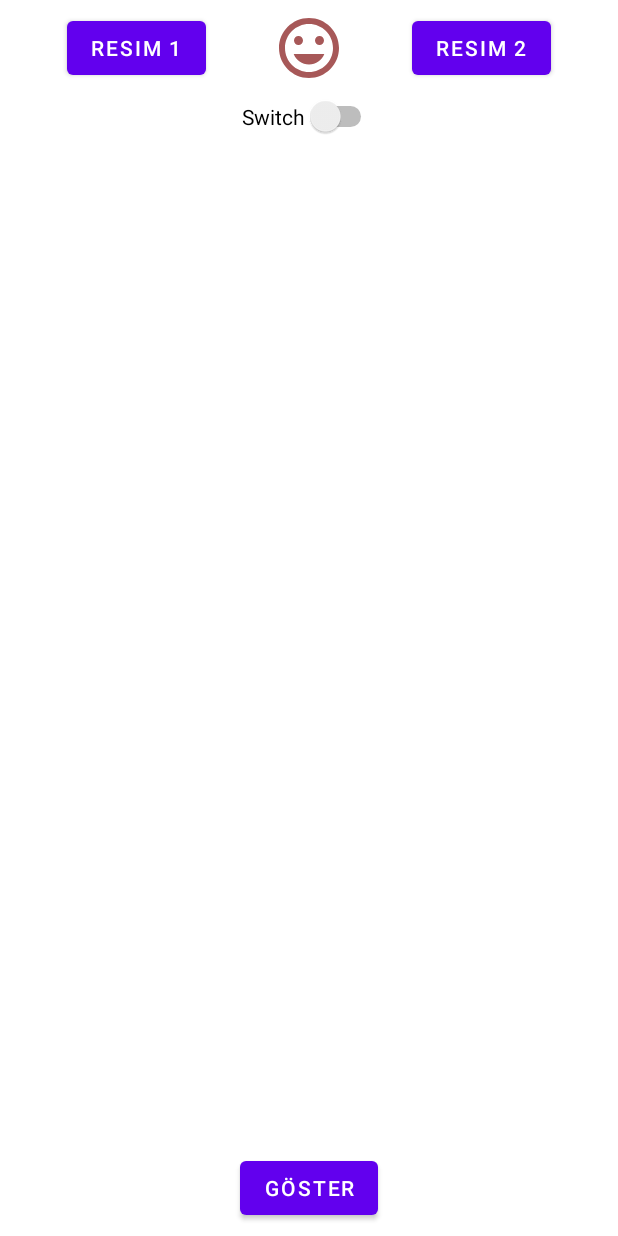
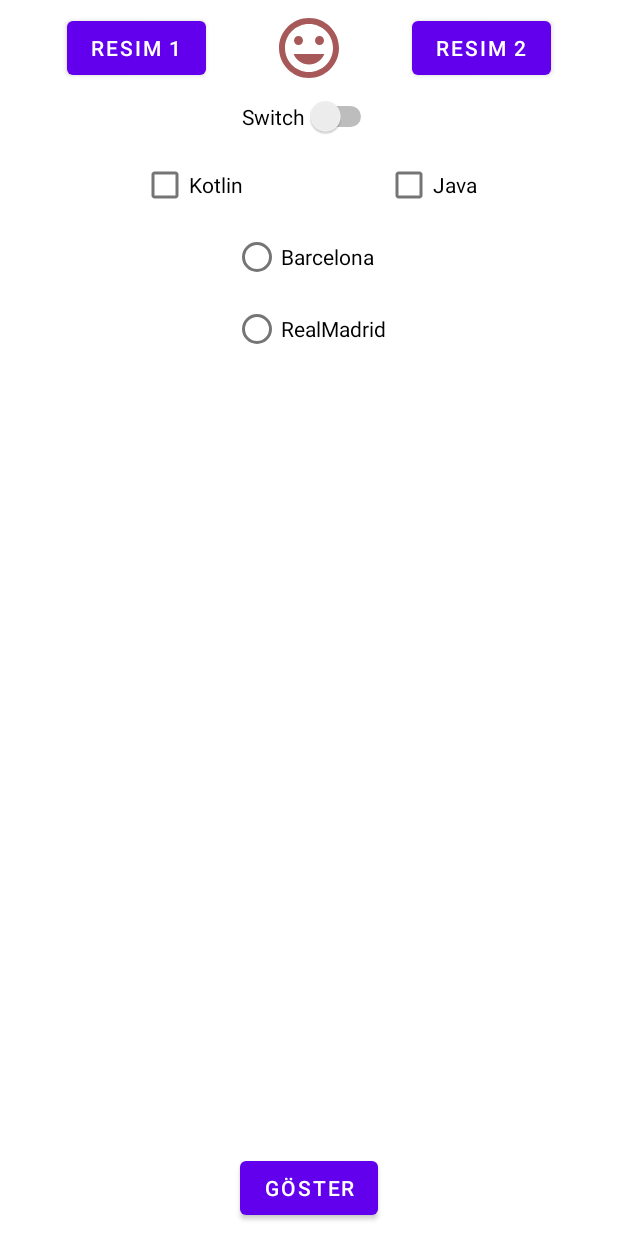
Before and after one commit to SerapErcel/WidgetsKullanimi, an Android app: the layout activity_main.xml on its own in the app's theme, with its tools: preview values and no code run, on a phone screen of 412 x 824 dp. Run offline under Robolectric (Android 15) with nearby library versions, the phone set to English and light mode, and no system bars.

Commit message:
Add checkBox and radioButton

```diff
--- a/app/src/main/java/com/serapercel/widgetskullanimi/MainActivity.kt
+++ b/app/src/main/java/com/serapercel/widgetskullanimi/MainActivity.kt
@@ -27,6 +27,8 @@ class MainActivity : AppCompatActivity() {
                 )
             )
         }
+
+        // Switch
         // v - switch'in kendisi, b - switch'in durumu (true/false)
         binding.switch1.setOnCheckedChangeListener { v, b ->
             if (b) {
@@ -36,8 +38,42 @@ class MainActivity : AppCompatActivity() {
             }
         }
 
+        // Check Box
+        // v - checkBoxKotlin'in kendisi, b - checkBoxKotlin'in durumu (true/false)
+        binding.checkBoxKotlin.setOnCheckedChangeListener { v, b ->
+            if (b) {
+                Log.e("widgets", "Kotlin Seçildi")
+            }
+        }
+
+        // v - checkBoxJava'in kendisi, b - checkBoxJava'in durumu (true/false)
+        binding.checkBoxJava.setOnCheckedChangeListener { v, b ->
+            if (b) {
+                Log.e("widgets", "Java Seçildi")
+            }
+        }
+
+        // Radio Button
+        // v - radioButtonBarcelona'in kendisi, b - radioButtonBarcelona'in durumu (true/false)
+        binding.radioButtonBarcelona.setOnCheckedChangeListener { v, b ->
+            if (b) {
+                Log.e("widgets", "Barcelona Seçildi")
+            }
+        }
+
+        // v - radioButtonRealMadrid'in kendisi, b - radioButtonRealMadrid'in durumu (true/false)
+        binding.radioButtonRealMadrid.setOnCheckedChangeListener { v, b ->
+            if (b) {
+                Log.e("widgets", "RealMadrid Seçildi")
+            }
+        }
+
         binding.butonGoster.setOnClickListener {
             Log.e("widgets", "Switch durum : ${binding.switch1.isChecked}")
+            Log.e("widgets", "Switch durum : ${binding.checkBoxKotlin.isChecked}")
+            Log.e("widgets", "Switch durum : ${binding.checkBoxJava.isChecked}")
+            Log.e("widgets", "Switch durum : ${binding.radioButtonBarcelona.isChecked}")
+            Log.e("widgets", "Switch durum : ${binding.radioButtonRealMadrid.isChecked}")
         }
     }
 }
--- a/app/src/main/res/layout/activity_main.xml
+++ b/app/src/main/res/layout/activity_main.xml
@@ -60,4 +60,47 @@
         app:layout_constraintEnd_toEndOf="parent"
         app:layout_constraintHorizontal_bias="0.5"
         app:layout_constraintStart_toStartOf="parent" />
+
+    <CheckBox
+        android:id="@+id/checkBoxKotlin"
+        android:layout_width="wrap_content"
+        android:layout_height="wrap_content"
+        android:layout_marginTop="8dp"
+        android:text="Kotlin"
+        app:layout_constraintEnd_toStartOf="@+id/checkBoxJava"
+        app:layout_constraintHorizontal_bias="0.5"
+        app:layout_constraintStart_toStartOf="parent"
+        app:layout_constraintTop_toBottomOf="@+id/switch1" />
+
+    <CheckBox
+        android:id="@+id/checkBoxJava"
+        android:layout_width="wrap_content"
+        android:layout_height="wrap_content"
+        android:layout_marginTop="8dp"
+        android:text="Java"
+        app:layout_constraintEnd_toEndOf="parent"
+        app:layout_constraintHorizontal_bias="0.5"
+        app:layout_constraintStart_toEndOf="@+id/checkBoxKotlin"
+        app:layout_constraintTop_toBottomOf="@+id/switch1" />
+
+    <RadioGroup
+        android:layout_width="wrap_content"
+        android:layout_height="wrap_content"
+        app:layout_constraintEnd_toEndOf="parent"
+        app:layout_constraintHorizontal_bias="0.5"
+        app:layout_constraintStart_toStartOf="parent"
+        app:layout_constraintTop_toBottomOf="@+id/checkBoxKotlin">
+
+        <RadioButton
+            android:id="@+id/radioButtonBarcelona"
+            android:layout_width="match_parent"
+            android:layout_height="wrap_content"
+            android:text="Barcelona" />
+
+        <RadioButton
+            android:id="@+id/radioButtonRealMadrid"
+            android:layout_width="match_parent"
+            android:layout_height="wrap_content"
+            android:text="RealMadrid" />
+    </RadioGroup>
 </androidx.constraintlayout.widget.ConstraintLayout>
```
